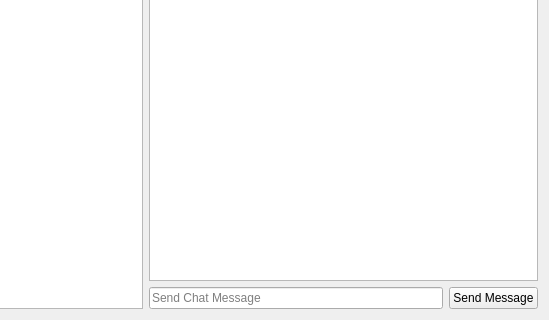
Old version of the form src/citron/multiplayer/chat_room.ui in the repository citron-neo/emulator; both pictures show x 258 to 807 and y 112 to 432 of the 807 by 432 pixel window.
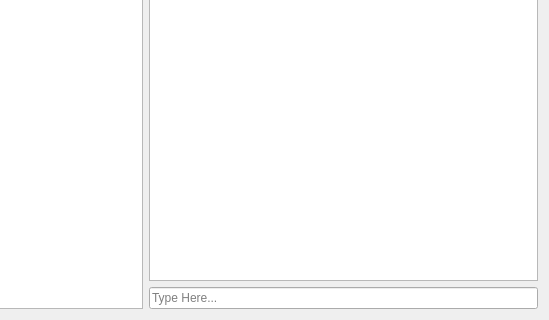
New version of the form.

Commit message: feat(multiplayer): More QoL Improvements

The edit to the form file:
```diff
--- a/src/citron/multiplayer/chat_room.ui
+++ b/src/citron/multiplayer/chat_room.ui
@@ -37,14 +37,7 @@
        <item>
         <widget class="QLineEdit" name="chat_message">
          <property name="placeholderText">
-          <string>Send Chat Message</string>
-         </property>
-        </widget>
-       </item>
-       <item>
-        <widget class="QPushButton" name="send_message">
-         <property name="text">
-          <string>Send Message</string>
+          <string>Type Here...</string>
          </property>
         </widget>
        </item>
```
